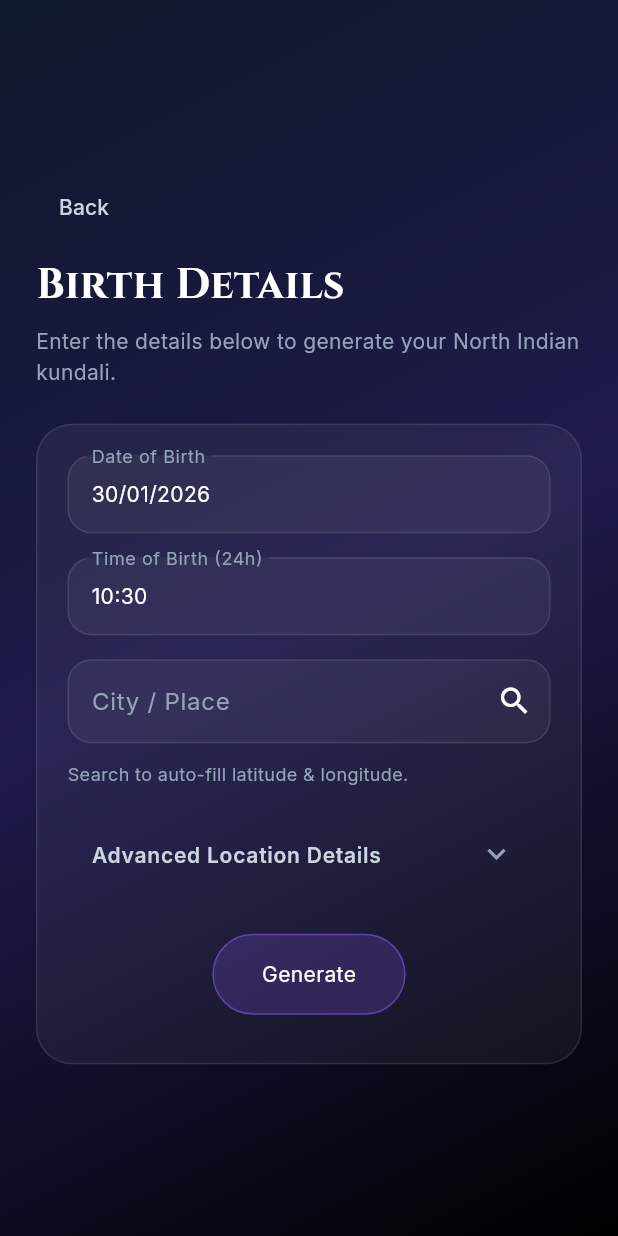
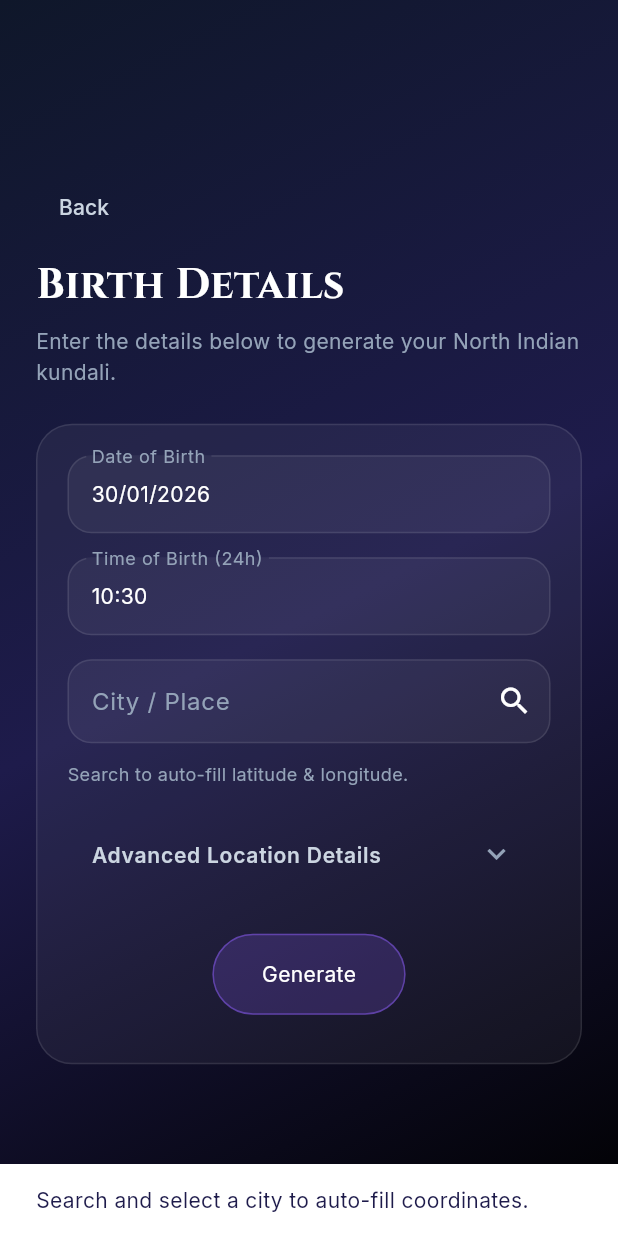
Before and after one commit to LAG-4/kundalify, a Flutter app: the KundaliInputScreen screen opened directly, after a tap on "Generate", on a phone screen of 412 x 824 dp. Run offline on Flutter 3.47's test engine with Material 3 defaults, Android fonts, the phone set to English and light mode, and no system bars; our stand-ins replace flutter_riverpod, flutter_svg, google_fonts, share_plus.

```diff
--- a/lib/src/features/kundali/presentation/input/kundali_input_screen.dart
+++ b/lib/src/features/kundali/presentation/input/kundali_input_screen.dart
@@ -232,6 +232,17 @@ class _KundaliInputScreenState extends ConsumerState<KundaliInputScreen> {
     }
   }
 
+  void _onCityChanged(String value) {
+    final lat = _latController.text.trim();
+    final lon = _lonController.text.trim();
+    if (lat.isEmpty && lon.isEmpty) return;
+
+    setState(() {
+      _latController.clear();
+      _lonController.clear();
+    });
+  }
+
   String _formatDate(DateTime date) {
     final d = date.day.toString().padLeft(2, '0');
     final m = date.month.toString().padLeft(2, '0');
@@ -285,13 +296,31 @@ class _KundaliInputScreenState extends ConsumerState<KundaliInputScreen> {
   void _submit() {
     final form = _formKey.currentState;
     if (form == null) return;
-    if (!form.validate()) return;
+    if (!form.validate()) {
+      _showSnack('Please review the form and try again.');
+      return;
+    }
 
-    final lat = _parseDoubleField(_latController.text)!;
-    final lon = _parseDoubleField(_lonController.text)!;
-    final tz =
-        _parseDoubleField(_tzController.text) ??
-        (DateTime.now().timeZoneOffset.inMinutes / 60.0);
+    final lat = _parseDoubleField(_latController.text);
+    final lon = _parseDoubleField(_lonController.text);
+    if (lat == null || lon == null) {
+      _showSnack('Search and select a city to auto-fill coordinates.');
+      return;
+    }
+    if (lat < -90 || lat > 90) {
+      _showSnack('Latitude must be between -90 and 90');
+      return;
+    }
+    if (lon < -180 || lon > 180) {
+      _showSnack('Longitude must be between -180 and 180');
+      return;
+    }
+
+    final tz = _parseDoubleField(_tzController.text) ?? 5.5;
+    if (tz < -12 || tz > 14) {
+      _showSnack('Time zone must be between -12 and +14');
+      return;
+    }
 
     final details = BirthDetails(
       date: _date,
@@ -377,6 +406,7 @@ class _KundaliInputScreenState extends ConsumerState<KundaliInputScreen> {
                               controller: _cityController,
                               style: GoogleFonts.inter(color: Colors.white),
                               textInputAction: TextInputAction.search,
+                              onChanged: _onCityChanged,
                               onFieldSubmitted: (_) => _searchCity(),
                               decoration: InputDecoration(
                                 labelText: 'City / Place',
```
Also changed, not shown: lib/src/features/kundali/presentation/result/kundali_result_screen.dart (+0 -12 lines), pubspec.yaml (+19 -0 lines), assets/Document.png (added), pubspec.lock, 42 other files.
